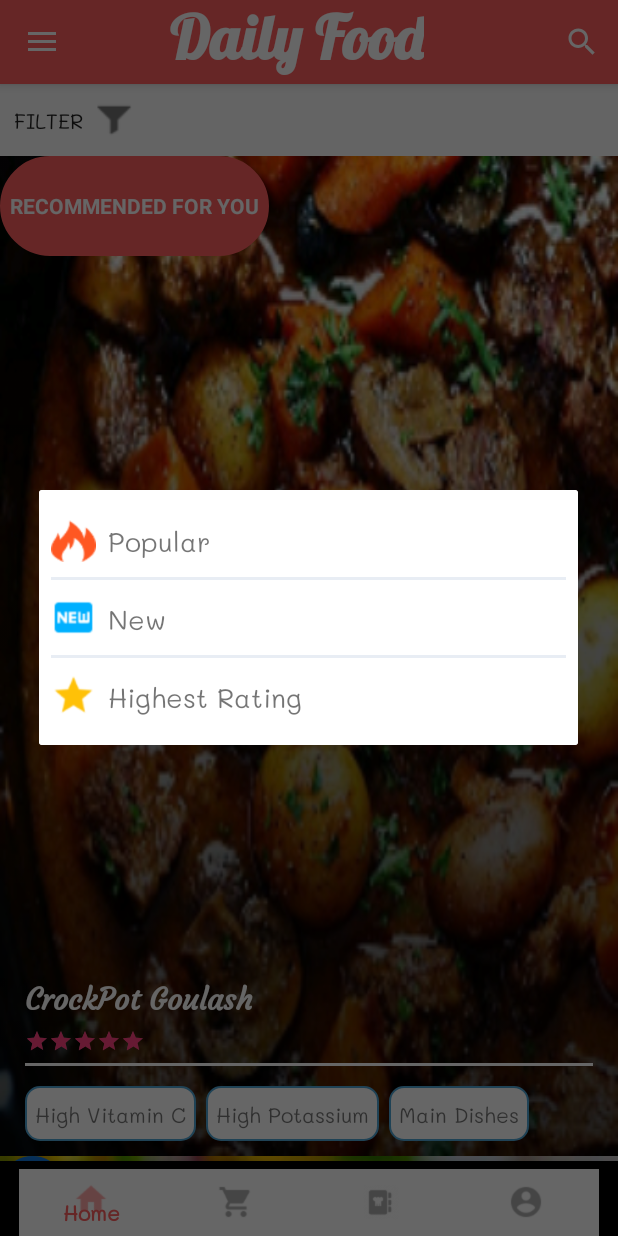
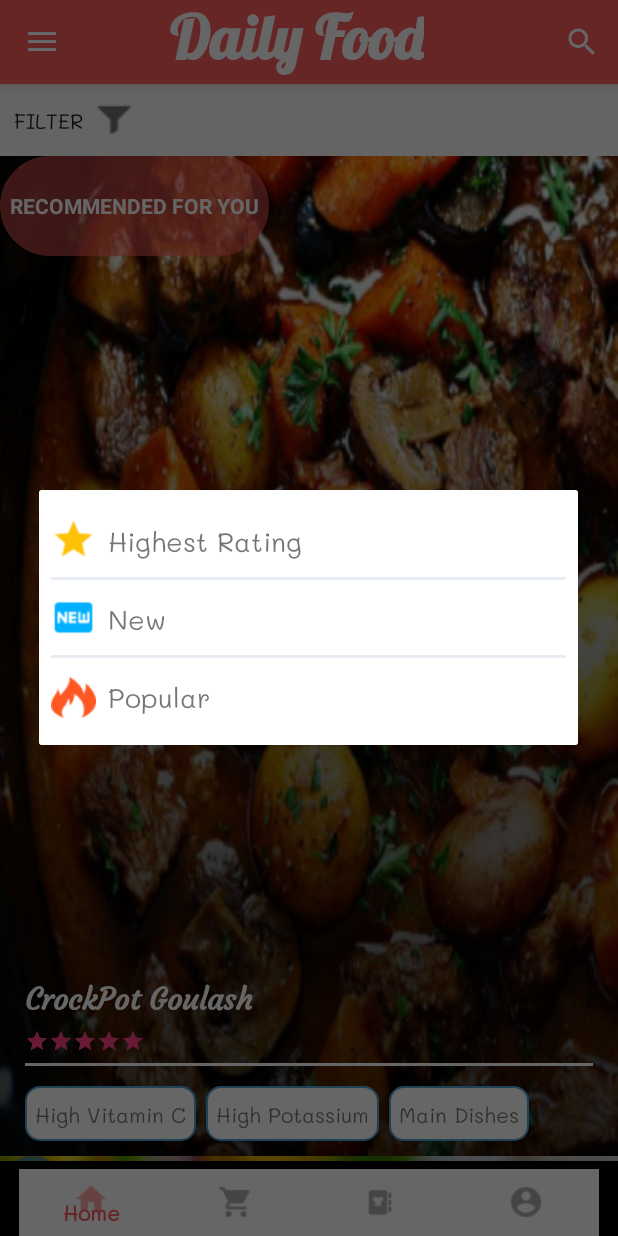
Before and after one commit to firepaperbird/project_iFood, an Android app: the mainMenuActivity screen opened directly, with no data from a screen before it, after a tap on "FILTER", on a phone screen of 412 x 824 dp. Run offline under Robolectric (Android 15) with nearby library versions, the light colour scheme and no system bars.

Commit message:
Improve feature : fix layout

```diff
--- a/app/src/main/java/com/ifood/ifood/Dialog/FilterDialog.java
+++ b/app/src/main/java/com/ifood/ifood/Dialog/FilterDialog.java
@@ -21,6 +21,28 @@ public class FilterDialog extends DialogFragment {
 
         LayoutInflater inflater = getActivity().getLayoutInflater();
         View customLayout = inflater.inflate(R.layout.bottom_filter_sheet, null);
+        LinearLayout filterPopular = customLayout.findViewById(R.id.filterPopular);
+        LinearLayout filterNew = customLayout.findViewById(R.id.filterNew);
+        LinearLayout filterRating = customLayout.findViewById(R.id.filterRating);
+
+        filterPopular.setOnClickListener(new View.OnClickListener() {
+            @Override
+            public void onClick(View v) {
+                dismiss();
+            }
+        });
+        filterNew.setOnClickListener(new View.OnClickListener() {
+            @Override
+            public void onClick(View v) {
+                dismiss();
+            }
+        });
+        filterRating.setOnClickListener(new View.OnClickListener() {
+            @Override
+            public void onClick(View v) {
+                dismiss();
+            }
+        });
         builder.setView(customLayout);
         return builder.create();
     }
--- a/app/src/main/java/com/ifood/ifood/mainMenuActivity.java
+++ b/app/src/main/java/com/ifood/ifood/mainMenuActivity.java
@@ -435,14 +435,17 @@ public class mainMenuActivity extends AppCompatActivity {
                 case "recommend" :
                     filter.setText("RECOMMENDED FOR YOU");
                     filter.setBackground(getResources().getDrawable(R.drawable.filter_tag_recommend));
+                    filter.getBackground().setAlpha(150);
                     break;
                 case "popular":
                     filter.setText("POPULAR");
                     filter.setBackground(getResources().getDrawable(R.drawable.filter_tag_popular));
+                    filter.getBackground().setAlpha(150);
                     break;
                 case "new":
                     filter.setText("NEW");
                     filter.setBackground(getResources().getDrawable(R.drawable.filter_tag_new));
+                    filter.getBackground().setAlpha(150);
                     break;
                 default:
                     break;
--- a/app/src/main/java/com/ifood/ifood/ultil/ConfigImageQuality.java
+++ b/app/src/main/java/com/ifood/ifood/ultil/ConfigImageQuality.java
@@ -9,7 +9,7 @@ public class ConfigImageQuality {
     public static BitmapDrawable getBitmapImage(Resources resources, int imageId){
         BitmapFactory.Options options = new BitmapFactory.Options();
         options.inPreferredConfig = Bitmap.Config.RGB_565;
-        options.inSampleSize = 3;
+        options.inSampleSize = 2;
         Bitmap bitmap = BitmapFactory.decodeResource(resources, imageId, options);
         BitmapDrawable image = new BitmapDrawable(bitmap);
 
--- a/app/src/main/res/layout/activity_main_menu.xml
+++ b/app/src/main/res/layout/activity_main_menu.xml
@@ -88,7 +88,7 @@
                     android:gravity="center"
                     android:textStyle="italic"
                     android:visibility="visible"
-                    android:text="Sorry, no result were found"/>
+                    android:text="Sorry, no results were found"/>
 
             </LinearLayout>
 
--- a/app/src/main/res/layout/activity_shopping_list.xml
+++ b/app/src/main/res/layout/activity_shopping_list.xml
@@ -22,8 +22,7 @@
                     android:layout_height="wrap_content"
                     android:layout_marginTop="-5dp"
                     android:orientation="horizontal"
-                    android:background="#000000"
-                    android:layout_marginBottom="10dp">
+                    android:background="#000000">
 
                     <ImageView
                         android:layout_width="match_parent"
--- a/app/src/main/res/layout/bottom_filter_sheet.xml
+++ b/app/src/main/res/layout/bottom_filter_sheet.xml
@@ -12,7 +12,7 @@
     app:layout_behavior="android.support.design.widget.BottomSheetBehavior">
 
     <LinearLayout
-        android:id="@+id/filterPopular"
+        android:id="@+id/filterRating"
         android:layout_width="match_parent"
         android:layout_height="50dp"
         android:orientation="horizontal"
@@ -21,14 +21,14 @@
         <TextView
             android:layout_width="30dp"
             android:layout_height="30dp"
-            android:layout_gravity="center_vertical"
-            android:background="@drawable/ic_action_popular"
-            android:layout_marginEnd="@dimen/padding_medium"/>
+            android:background="@drawable/ic_action_star"
+            android:layout_marginEnd="@dimen/padding_medium"
+            android:layout_gravity="center_vertical"/>
 
         <TextView
             android:layout_width="match_parent"
             android:layout_height="wrap_content"
-            android:text="Popular"
+            android:text="Highest Rating"
             android:textSize="18sp"
             android:layout_gravity="center_vertical"/>
     </LinearLayout>
@@ -69,7 +69,7 @@
     </LinearLayout>
 
     <LinearLayout
-        android:id="@+id/filterRating"
+        android:id="@+id/filterPopular"
         android:layout_width="match_parent"
         android:layout_height="50dp"
         android:orientation="horizontal"
@@ -78,16 +78,15 @@
         <TextView
             android:layout_width="30dp"
             android:layout_height="30dp"
-            android:background="@drawable/ic_action_star"
-            android:layout_marginEnd="@dimen/padding_medium"
-            android:layout_gravity="center_vertical"/>
+            android:layout_gravity="center_vertical"
+            android:background="@drawable/ic_action_popular"
+            android:layout_marginEnd="@dimen/padding_medium"/>
 
         <TextView
             android:layout_width="match_parent"
             android:layout_height="wrap_content"
-            android:text="Highest Rating"
+            android:text="Popular"
             android:textSize="18sp"
             android:layout_gravity="center_vertical"/>
     </LinearLayout>
-
 </LinearLayout>
--- a/app/src/main/res/layout/layout_ingredient.xml
+++ b/app/src/main/res/layout/layout_ingredient.xml
@@ -41,14 +41,12 @@
         android:textSize="16sp"/>
 
     <TextView
-        android:layout_marginLeft="20dp"
         android:tag="txtIngredientPrice"
         android:layout_width="match_parent"
         android:layout_height="match_parent"
         android:text="5$"
         android:paddingTop="10dp"
-        android:paddingRight="10dp"
-        android:gravity="end"
+        android:gravity="center"
         android:textSize="16sp" />
 
 </LinearLayout>
```
Also changed, not shown: app/src/main/java/com/ifood/ifood/ShoppingList.java (+8 -1 lines), app/src/main/res/layout/layout_dish.xml (+7 -5 lines), app/src/main/res/drawable/ic_action_delete_forever.png (added), app/src/main/res/drawable/ic_action_delete_outline.png (added).
